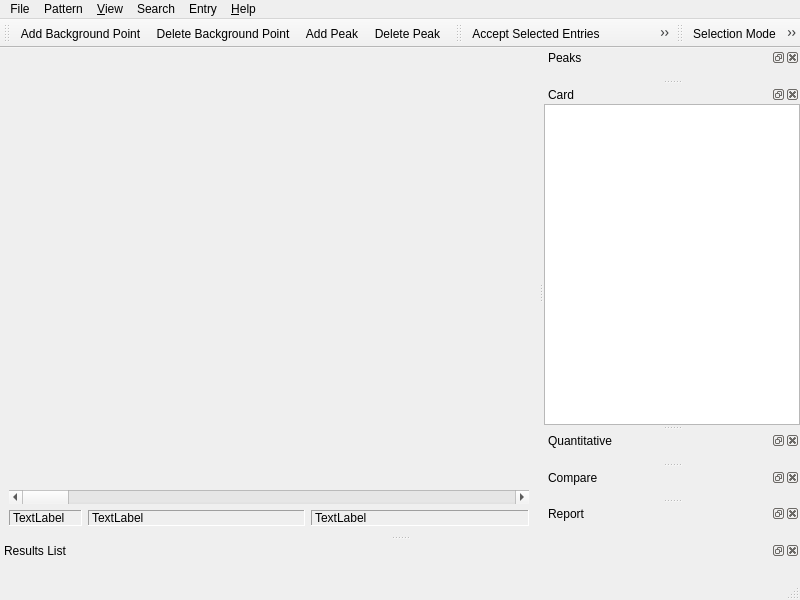
The window that src/mainwindow.ui (ccorrado71/qualx3) describes before a commit, drawn with Qt 5.
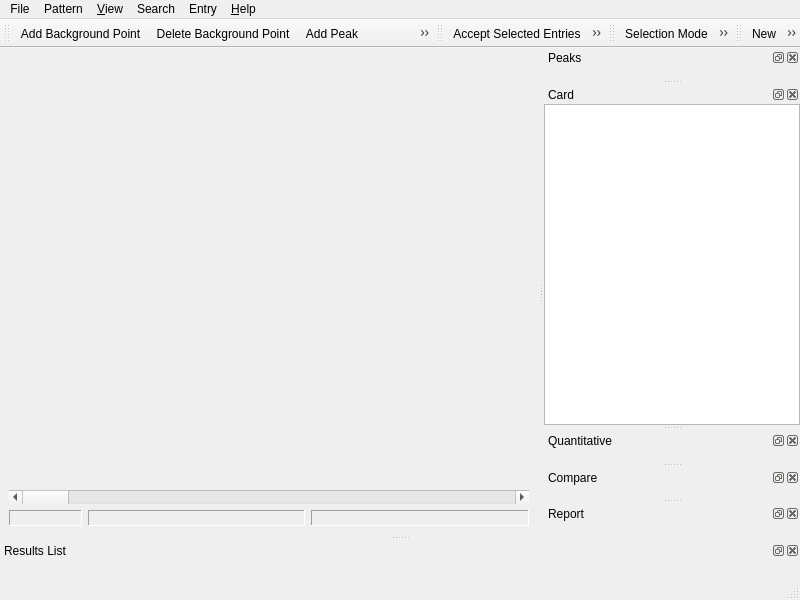
The same window after the commit. Icons and pictures are not drawn. Custom widgets are drawn as their Qt base class.

Diff of the .ui file:
```diff
--- a/src/mainwindow.ui
+++ b/src/mainwindow.ui
@@ -42,7 +42,7 @@
          <enum>QFrame::Shadow::Sunken</enum>
         </property>
         <property name="text">
-         <string>TextLabel</string>
+         <string/>
         </property>
        </widget>
       </item>
@@ -61,7 +61,7 @@
          <enum>QFrame::Shadow::Sunken</enum>
         </property>
         <property name="text">
-         <string>TextLabel</string>
+         <string/>
         </property>
        </widget>
       </item>
@@ -80,7 +80,7 @@
          <enum>QFrame::Shadow::Sunken</enum>
         </property>
         <property name="text">
-         <string>TextLabel</string>
+         <string/>
         </property>
        </widget>
       </item>
@@ -410,6 +410,20 @@
    <addaction name="actionAutoscale"/>
    <addaction name="actionLegend"/>
   </widget>
+  <widget class="QToolBar" name="toolBar">
+   <property name="windowTitle">
+    <string>toolBar</string>
+   </property>
+   <attribute name="toolBarArea">
+    <enum>TopToolBarArea</enum>
+   </attribute>
+   <attribute name="toolBarBreak">
+    <bool>false</bool>
+   </attribute>
+   <addaction name="actionNew"/>
+   <addaction name="actionImportDiffractionPattern"/>
+   <addaction name="actionExit"/>
+  </widget>
   <action name="actionDatabaseInfo">
    <property name="text">
     <string>Database Info</string>
@@ -468,6 +482,23 @@
     <string>Quit</string>
    </property>
   </action>
+  <action name="actionNew">
+   <property name="icon">
+    <iconset theme="QIcon::ThemeIcon::DocumentNew"/>
+   </property>
+   <property name="text">
+    <string>New</string>
+   </property>
+   <property name="toolTip">
+    <string>Restart from scratch: clear the graphics area and all lists, as if the program had just been launched</string>
+   </property>
+   <property name="statusTip">
+    <string>Restart from scratch: clear the graphics area and all lists, as if the program had just been launched</string>
+   </property>
+   <property name="shortcut">
+    <string>Ctrl+N</string>
+   </property>
+  </action>
   <action name="actionImportDiffractionPattern">
    <property name="text">
     <string>Import Diffraction Pattern</string>
```
Left out of the diff: 23 changed lines with no effect on the pictures.
